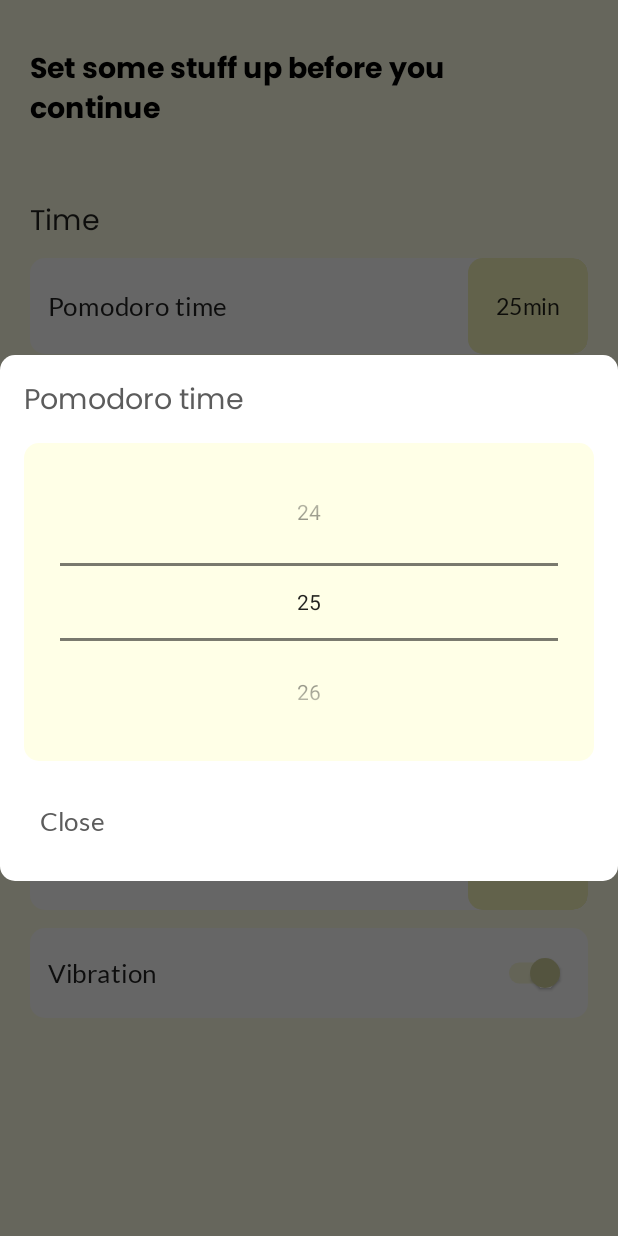
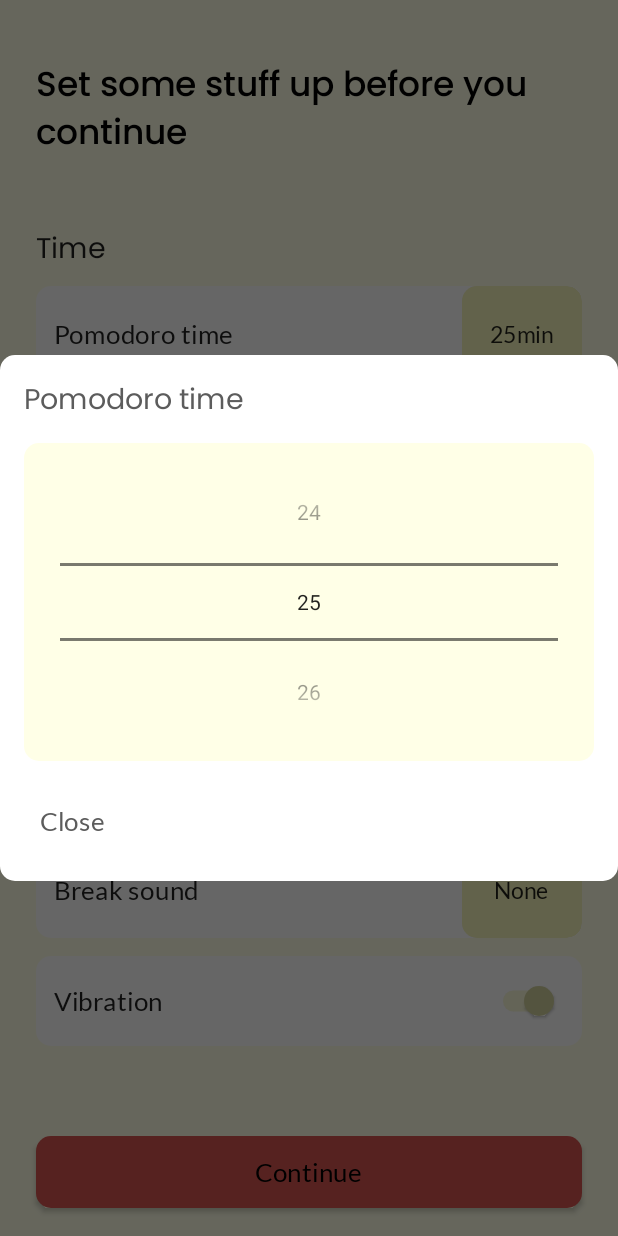
Before and after one commit to AfricanBongo/PomoDoIt, an Android app built with Jetpack Compose: the screen it shows after launch (MainActivity), after a tap on "25min", on a phone screen of 412 x 824 dp. Run offline under Robolectric (Android 15) with nearby library versions, the phone set to English and light mode, and no system bars; our stand-ins replace Timber, constraintlayout-compose.

Commit message:
Polished up Preferences Screen

```diff
--- a/app/src/main/java/com/mtabvuri/pomodoit/MainActivity.kt
+++ b/app/src/main/java/com/mtabvuri/pomodoit/MainActivity.kt
@@ -1,9 +1,12 @@
 package com.mtabvuri.pomodoit
 
 import android.os.Bundle
+import android.view.Window
 import androidx.activity.ComponentActivity
 import androidx.activity.compose.setContent
+import androidx.compose.material.MaterialTheme
 import androidx.compose.runtime.Composable
+import androidx.compose.ui.graphics.toArgb
 import androidx.compose.ui.tooling.preview.Preview
 import androidx.navigation.compose.rememberNavController
 import com.mtabvuri.pomodoit.nav.PomoDoItNavHost
@@ -14,14 +17,15 @@ class MainActivity : ComponentActivity() {
     override fun onCreate(savedInstanceState: Bundle?) {
         super.onCreate(savedInstanceState)
         setContent {
-            PomoDoItApp()
+            PomoDoItApp(window)
         }
     }
 }
 
 @Composable
-fun PomoDoItApp() {
+fun PomoDoItApp(window: Window?) {
     PomoDoItTheme {
+        window?.statusBarColor = MaterialTheme.colors.primaryVariant.toArgb()
         val navController = rememberNavController()
         PomoDoItNavHost(navController)
     }
@@ -30,5 +34,5 @@ fun PomoDoItApp() {
 @Preview(showBackground = true)
 @Composable
 fun DefaultPreview() {
-    PomoDoItApp()
+    PomoDoItApp(null)
 }
--- a/app/src/main/java/com/mtabvuri/pomodoit/data/notification/Sounds.kt
+++ b/app/src/main/java/com/mtabvuri/pomodoit/model/notification/Sounds.kt
@@ -1,4 +1,4 @@
-package com.mtabvuri.pomodoit.data.notification
+package com.mtabvuri.pomodoit.model.notification
 
 import android.content.Context
 import android.media.MediaPlayer
--- a/app/src/main/java/com/mtabvuri/pomodoit/data/preferences/UserPreferences.kt
+++ b/app/src/main/java/com/mtabvuri/pomodoit/model/preferences/UserPreferences.kt
@@ -1,6 +1,6 @@
-package com.mtabvuri.pomodoit.data.preferences
+package com.mtabvuri.pomodoit.model.preferences
 
-import com.mtabvuri.pomodoit.data.notification.Sound
+import com.mtabvuri.pomodoit.model.notification.Sound
 
 const val PREFERENCES_NAME = "user_preferences"
 
--- a/app/src/main/java/com/mtabvuri/pomodoit/nav/NavHost.kt
+++ b/app/src/main/java/com/mtabvuri/pomodoit/nav/NavHost.kt
@@ -13,12 +13,11 @@ import androidx.compose.ui.platform.LocalContext
 import androidx.navigation.NavHostController
 import androidx.navigation.compose.NavHost
 import androidx.navigation.compose.composable
-import com.mtabvuri.pomodoit.data.preferences.UserPreferencesViewModel
 import com.mtabvuri.pomodoit.nav.NavScreen.*
+import com.mtabvuri.pomodoit.ui.home.HomeScreen
 import com.mtabvuri.pomodoit.ui.preferences.PreferencesScreen
 import com.mtabvuri.pomodoit.ui.settings.SettingsScreen
 import com.mtabvuri.pomodoit.ui.splash.SplashScreen
-import java.nio.file.WatchEvent
 
 /**
  * A navigation destination within the app.
@@ -35,7 +34,10 @@ fun PomoDoItNavHost(navController: NavHostController) {
         composable(Splash.name) { SplashScreen {
             navController.navigate(Preferences.name)
         }}
-        composable(Preferences.name) { PreferencesScreen() }
+        composable(Preferences.name) { PreferencesScreen {
+            navController.navigate(Home.name)
+        }}
+        composable(Home.name) { HomeScreen() }
         composable(Settings.name) { SettingsScreen() }
     }
 }
--- a/app/src/main/java/com/mtabvuri/pomodoit/ui/components/CommonUI.kt
+++ b/app/src/main/java/com/mtabvuri/pomodoit/ui/components/CommonUI.kt
@@ -1,7 +1,6 @@
 package com.mtabvuri.pomodoit.ui.components
 
 import androidx.compose.animation.animateColorAsState
-import androidx.compose.foundation.shape.RoundedCornerShape
 import androidx.compose.material.*
 import androidx.compose.runtime.Composable
 import androidx.compose.runtime.getValue
@@ -9,11 +8,8 @@ import androidx.compose.ui.Modifier
 import androidx.compose.ui.graphics.Color
 import androidx.compose.ui.res.stringResource
 import androidx.compose.ui.tooling.preview.Preview
-import androidx.compose.ui.unit.dp
 import com.mtabvuri.pomodoit.ui.playIcon
 import com.mtabvuri.pomodoit.ui.theme.PomoDoItTheme
-
-private val lightGrey = Color(0xFFD3D3D3)
 
 /**
  * This button emphasizes on a primary action.
@@ -28,10 +24,10 @@ fun PrimaryButton(
     onClick: () -> Unit
 ) {
     Button(
-        shape = RoundedCornerShape(25.dp),
+        shape = MaterialTheme.shapes.small,
         modifier = modifier,
         onClick = onClick,
-        colors = colors
+        colors = colors,
     ) {
         Text(text = text)
     }
@@ -47,7 +43,10 @@ fun SecondaryButton(
     ),
     onClick: () -> Unit
 ) {
-    TextButton(onClick = onClick, colors = colors) {
+    TextButton(
+        modifier = modifier,
+        onClick = onClick,
+        colors = colors) {
         Text(text)
     }
 }
--- a/app/src/main/java/com/mtabvuri/pomodoit/ui/components/SettingUI.kt
+++ b/app/src/main/java/com/mtabvuri/pomodoit/ui/components/SettingUI.kt
@@ -14,7 +14,6 @@ import androidx.compose.ui.Modifier
 import androidx.compose.ui.draw.clip
 import androidx.compose.ui.graphics.Color
 import androidx.compose.ui.layout.layoutId
-import androidx.compose.ui.res.painterResource
 import androidx.compose.ui.res.stringResource
 import androidx.compose.ui.tooling.preview.Preview
 import androidx.compose.ui.unit.Dp
@@ -24,11 +23,10 @@ import androidx.constraintlayout.compose.ConstraintLayout
 import androidx.constraintlayout.compose.ConstraintSet
 import com.mtabvuri.pomodoit.R
 import com.mtabvuri.pomodoit.ui.selectedIcon
+import com.mtabvuri.pomodoit.ui.theme.OnSurfaceMediumEmphasis
 import com.mtabvuri.pomodoit.ui.theme.PomoDoItTheme
-
-private val primaryMediumEmphasisColor = Color(0xFFF5F5BB)
-private val onSurfaceMediumEmphasisColor = Color(0xFF5C5C5C)
-private val selectionColor = Color(0xFF007E3F)
+import com.mtabvuri.pomodoit.ui.theme.PrimaryMediumEmphasis
+import com.mtabvuri.pomodoit.ui.theme.ToggleSelection
 
 @Composable
 fun SoundSelection(
@@ -61,7 +59,7 @@ fun SoundSelection(
             Icon(
                 imageVector = selectedIcon.imageVector,
                 contentDescription = stringResource(selectedIcon.contentDescription),
-                tint = selectionColor
+                tint = ToggleSelection
             )
         }
 
@@ -79,7 +77,7 @@ fun SelectionSwitch(
         onCheckedChange = onToggleStateChanged,
         colors = SwitchDefaults.colors(
             checkedThumbColor = MaterialTheme.colors.primaryVariant,
-            checkedTrackColor = primaryMediumEmphasisColor
+            checkedTrackColor = PrimaryMediumEmphasis
         ),
         modifier = modifier
     )
@@ -131,13 +129,13 @@ fun ClickableBoxWithDialog(
                 .defaultMinSize(minWidth = 80.dp)
                 .fillMaxHeight()
                 .clip(MaterialTheme.shapes.small)
-                .background(primaryMediumEmphasisColor)
+                .background(PrimaryMediumEmphasis)
                 .clickable { onDismissRequest() }
         ) {
             Text(
                 text = text,
                 style = MaterialTheme.typography.body2,
-                color = MaterialTheme.colors.contentColorFor(primaryMediumEmphasisColor),
+                color = MaterialTheme.colors.contentColorFor(PrimaryMediumEmphasis),
                 modifier = Modifier.padding(horizontal = 16.dp, vertical = 8.dp)
             )
         }
@@ -192,8 +190,8 @@ fun ClickableBoxWithDialogSetting(
     marginVertical: Dp = 20.dp,
     boxText: String,
     dialogBackgroundColor: Color = MaterialTheme.colors.surface,
-    dialogTitleColor: Color = onSurfaceMediumEmphasisColor,
-    closeButtonTextColor: Color = onSurfaceMediumEmphasisColor,
+    dialogTitleColor: Color = OnSurfaceMediumEmphasis,
+    closeButtonTextColor: Color = OnSurfaceMediumEmphasis,
     dialogContent: @Composable () -> Unit
 ) {
     BoxWithConstraints(modifier) {
--- /dev/null
+++ b/app/src/main/java/com/mtabvuri/pomodoit/ui/home/HomeScreen.kt
@@ -0,0 +1,8 @@
+package com.mtabvuri.pomodoit.ui.home
+
+import androidx.compose.runtime.Composable
+
+@Composable
+fun HomeScreen() {
+
+}
--- a/app/src/main/java/com/mtabvuri/pomodoit/ui/preferences/PreferencesScreen.kt
+++ b/app/src/main/java/com/mtabvuri/pomodoit/ui/preferences/PreferencesScreen.kt
@@ -4,54 +4,58 @@ import androidx.compose.foundation.background
 import androidx.compose.foundation.layout.*
 import androidx.compose.foundation.rememberScrollState
 import androidx.compose.foundation.verticalScroll
-import androidx.compose.material.LocalContentColor
 import androidx.compose.material.MaterialTheme
 import androidx.compose.material.Text
 import androidx.compose.runtime.Composable
 import androidx.compose.ui.Modifier
-import androidx.compose.ui.graphics.Color
 import androidx.compose.ui.platform.LocalContext
 import androidx.compose.ui.res.stringResource
 import androidx.compose.ui.text.font.FontWeight
 import androidx.compose.ui.tooling.preview.Preview
 import androidx.compose.ui.unit.dp
-import androidx.constraintlayout.compose.ConstraintLayout
 import androidx.lifecycle.viewmodel.compose.viewModel
 import com.mtabvuri.pomodoit.R
-import com.mtabvuri.pomodoit.data.preferences.UserPreferencesRepository
-import com.mtabvuri.pomodoit.data.preferences.UserPreferencesViewModel
-import com.mtabvuri.pomodoit.data.preferences.UserPreferencesViewModelFactory
+import com.mtabvuri.pomodoit.model.preferences.UserPreferencesRepository
+import com.mtabvuri.pomodoit.model.preferences.UserPreferencesViewModel
+import com.mtabvuri.pomodoit.model.preferences.UserPreferencesViewModelFactory
 import com.mtabvuri.pomodoit.nav.PortraitLayout
+import com.mtabvuri.pomodoit.ui.components.PrimaryButton
 import com.mtabvuri.pomodoit.ui.settings.SettingsBody
 import com.mtabvuri.pomodoit.ui.theme.PomoDoItTheme
 
 @Composable
-fun PreferencesScreen(userPreferencesViewModel: UserPreferencesViewModel = viewModel(
-    factory = UserPreferencesViewModelFactory(
-        UserPreferencesRepository(LocalContext.current)
-    )
-)) {
+fun PreferencesScreen( onContinue: () -> Unit) {
 
     PortraitLayout {
         Column(
             Modifier
                 .fillMaxSize()
                 .background(MaterialTheme.colors.background)
-                .padding(horizontal = 20.dp, vertical = 32.dp)
                 .verticalScroll(state = rememberScrollState())
+                .padding(top = 40.dp, end = 24.dp, bottom = 32.dp, start = 24.dp)
         ) {
 
             Text(
                 text = stringResource(R.string.preferences_statement),
-                style = MaterialTheme.typography.h6.copy(
-                    fontWeight = FontWeight.SemiBold
+                style = MaterialTheme.typography.h5.copy(
+                    fontWeight = FontWeight.Medium
                 ),
                 color = MaterialTheme.colors.onBackground
             )
 
             Spacer(Modifier.height(48.dp))
 
+            // All the settings for the app
             SettingsBody()
+
+            Spacer(Modifier.height(60.dp))
+
+            // Continue button
+            PrimaryButton(
+                text = stringResource(R.string.continue_btn),
+                onClick = onContinue,
+                modifier = Modifier.fillMaxWidth().requiredHeight(48.dp)
+            )
         }
     }
 }
@@ -60,6 +64,8 @@ fun PreferencesScreen(userPreferencesViewModel: UserPreferencesViewModel = viewM
 @Composable
 fun ScreenPreview() {
     PomoDoItTheme {
-        PreferencesScreen()
+        PreferencesScreen {
+            // Do nothing
+        }
     }
 }
--- a/app/src/main/java/com/mtabvuri/pomodoit/data/preferences/UserPreferencesViewModel.kt
+++ b/app/src/main/java/com/mtabvuri/pomodoit/ui/preferences/UserPreferencesViewModel.kt
@@ -1,9 +1,9 @@
-package com.mtabvuri.pomodoit.data.preferences
+package com.mtabvuri.pomodoit.model.preferences
 
 import androidx.lifecycle.ViewModel
 import androidx.lifecycle.ViewModelProvider
 import androidx.lifecycle.viewModelScope
-import com.mtabvuri.pomodoit.data.notification.Sound
+import com.mtabvuri.pomodoit.model.notification.Sound
 import kotlinx.coroutines.flow.Flow
 import kotlinx.coroutines.launch
 
--- a/app/src/main/java/com/mtabvuri/pomodoit/ui/splash/SplashScreen.kt
+++ b/app/src/main/java/com/mtabvuri/pomodoit/ui/splash/SplashScreen.kt
@@ -64,20 +64,11 @@ fun SplashScreen(onSplashAnimationEnd: () -> Unit) {
 
 @Composable
 private fun SplashBox(alphaAnim: Float, textAnim: Float) {
-    BoxWithConstraints(
+    ConstraintLayout(
+        constraintSet = splashConstraints(),
         modifier = Modifier
             .fillMaxSize()
             .background(color = MaterialTheme.colors.background)
-    ) {
-        val constraints = if (maxWidth < maxHeight) {
-            splashConstraints(margin = 16.dp) // Portrait constraints
-        } else {
-            splashConstraints(margin = 32.dp) // Landscape constraints
-        }
-
-        ConstraintLayout(
-            constraintSet = constraints,
-            modifier = Modifier.fillMaxSize()
     ) {
 
         Image(
@@ -98,9 +89,8 @@ private fun SplashBox(alphaAnim: Float, textAnim: Float) {
 
     }
 }
-}
 
-private fun splashConstraints(margin: Dp) = ConstraintSet {
+private fun splashConstraints() = ConstraintSet {
     val logo = createRefFor(Constraints.Logo)
     val text = createRefFor(Constraints.Text)
 
--- a/app/src/main/java/com/mtabvuri/pomodoit/ui/theme/Color.kt
+++ b/app/src/main/java/com/mtabvuri/pomodoit/ui/theme/Color.kt
@@ -13,3 +13,6 @@ val OnPrimary = Color.Black
 val OnSecondary = Color.Black
 val OnBackground = Color.Black
 val OnSurface = Color.Black
+val PrimaryMediumEmphasis = Color(0xFFF5F5BB)
+val OnSurfaceMediumEmphasis = Color(0xFF5C5C5C)
+val ToggleSelection = Color(0xFF007E3F)
--- a/app/src/main/res/values/strings.xml
+++ b/app/src/main/res/values/strings.xml
@@ -3,6 +3,7 @@
 
     <!-- Buttons -->
     <string name="close_btn">Close</string>
+    <string name="continue_btn">Continue</string>
 
     <!-- Settings -->
     <string name="time">Time</string>
```
Also changed, not shown: app/src/main/java/com/mtabvuri/pomodoit/model/preferences/UserPreferencesRepository.kt (renamed from app/src/main/java/com/mtabvuri/pomodoit/data/preferences/UserPreferencesRepository.kt, +9 -9 lines), app/src/main/java/com/mtabvuri/pomodoit/ui/settings/SettingsScreen.kt (+3 -7 lines). Lines whose indentation alone changed are shown as unchanged.
